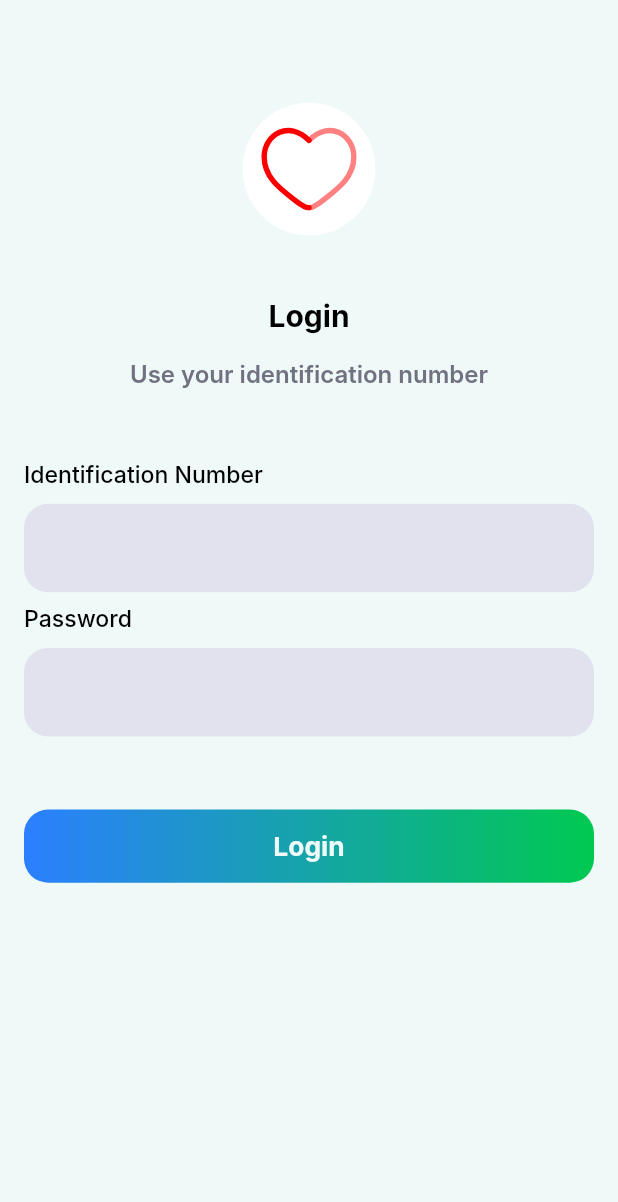
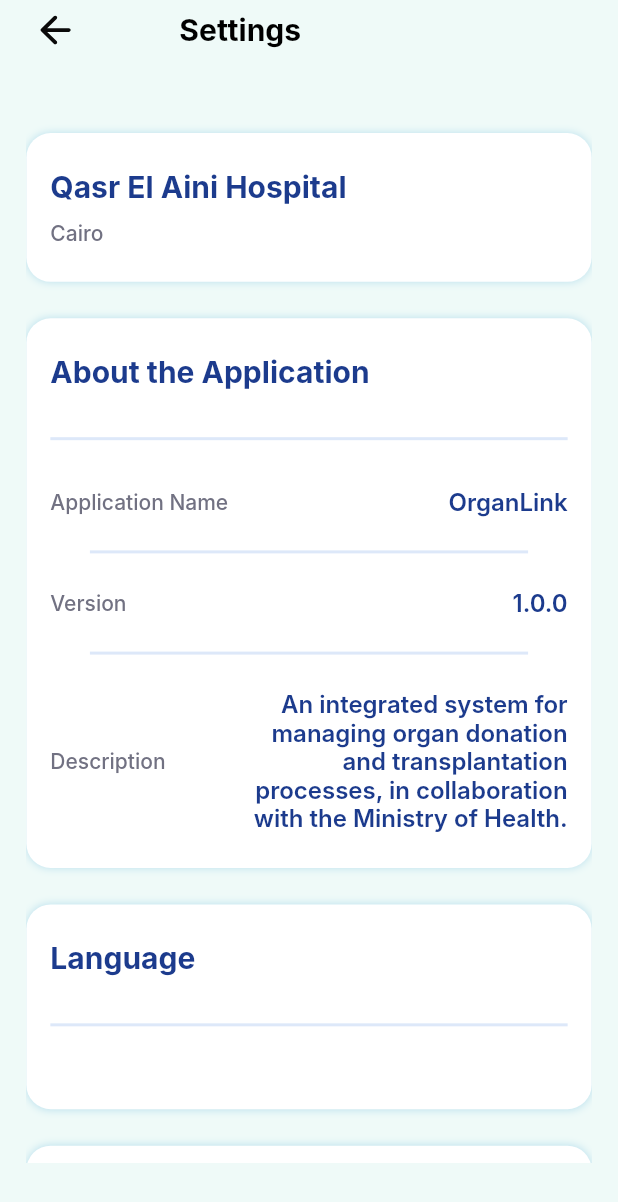
Before and after one commit to MarianAdly21/organ-link, a Flutter app: the screen it shows after launch, on a phone screen of 412 x 824 dp. Shown: the top 1202 px of the screen. Run offline on Flutter 3.47's test engine with Material 3 defaults, Android fonts, the phone set to English and light mode, and no system bars; our stand-ins replace cached_network_image, device_info_plus, dio, dropdown_button2, equatable, flutter_bloc and 10 more; Roboto replaces fonts that are missing (Inter).

Commit message:
done settings screen for user and added Logout Confirmation Dialog screen

```diff
--- a/lib/_core/widgets/base_dialog_widget.dart
+++ b/lib/_core/widgets/base_dialog_widget.dart
@@ -1,4 +1,5 @@
 import 'package:flutter/material.dart';
+import 'package:flutter_screenutil/flutter_screenutil.dart';
 import 'package:organ_link/_core/extensions/screen_sizer_extension.dart';
 import 'package:organ_link/_core/widgets/base_stateful_widget.dart';
 import 'package:organ_link/res/app_colors.dart';
@@ -17,12 +18,12 @@ Future<void> showAppDialog({
         canPop: shouldPopCallback(),
         child: AlertDialog(
           shape: RoundedRectangleBorder(
-            borderRadius: BorderRadius.circular(20),
+            borderRadius: BorderRadius.circular(16),
           ),
-          insetPadding: const EdgeInsets.all(15),
+          insetPadding:  EdgeInsets.all(16.w),
           contentPadding: const EdgeInsets.symmetric(
-            horizontal: 0,
-            vertical: 0,
+            horizontal: 16,
+            vertical: 24,
           ),
           content: dialogWidget,
         ),
@@ -50,7 +51,7 @@ abstract class BaseDialogState<W extends BaseDialogWidget>
         mainAxisSize: MainAxisSize.min,
         crossAxisAlignment: CrossAxisAlignment.end,
         children: [
-          _closeIconWidget(),
+        //  _closeIconWidget(),
           Padding(
             padding: const EdgeInsets.symmetric(horizontal: 35),
             child: baseDialogBuild(context),
--- a/lib/app_router.dart
+++ b/lib/app_router.dart
@@ -5,6 +5,7 @@ import 'package:organ_link/features/user_flow/case_follow_up/screen/case_follow_
 import 'package:organ_link/features/user_flow/home/screen/home_user_screen.dart';
 import 'package:organ_link/features/user_flow/hospital_information/screen/hospital_information_screen.dart';
 import 'package:organ_link/features/user_flow/medical_details/screens/medical_details_screen.dart';
+import 'package:organ_link/features/user_flow/settings/screen/settings_screen.dart';
 
 class AppRouter {
   static final GlobalKey<NavigatorState> mainNavigatorKey =
@@ -17,5 +18,6 @@ class AppRouter {
   MedicalDetailsScreen.routeName:(ctx)=>const MedicalDetailsScreen(),
   CaseFollowUpScreen.routeName:(ctx)=>const CaseFollowUpScreen(),
   HospitalInformationScreen.routeName:(ctx)=>const HospitalInformationScreen(),
+  SettingsScreen.routeName:(ctx)=>const SettingsScreen(),
     };
 }
--- a/lib/features/user_flow/home/screen/home_user_screen.dart
+++ b/lib/features/user_flow/home/screen/home_user_screen.dart
@@ -7,6 +7,7 @@ import 'package:organ_link/_core/widgets/base_stateful_screen_widget.dart';
 import 'package:organ_link/features/user_flow/case_follow_up/screen/case_follow_up_screen.dart';
 import 'package:organ_link/features/user_flow/hospital_information/screen/hospital_information_screen.dart';
 import 'package:organ_link/features/user_flow/medical_details/screens/medical_details_screen.dart';
+import 'package:organ_link/features/user_flow/settings/screen/settings_screen.dart';
 import 'package:organ_link/features/widgets/custom_divider_widget.dart';
 import 'package:organ_link/res/app_asset_paths.dart';
 import 'package:organ_link/res/app_colors.dart';
@@ -134,7 +135,9 @@ class _HomeUserScreenState extends BaseScreenState<HomeUserScreen> {
             SizedBox(width: 16.w),
             Flexible(
               child: _mainCard(
-                onTap: () {},
+                onTap: () {
+                  Navigator.of(context).pushNamed(SettingsScreen.routeName);
+                },
                 icon: AppAssetPaths.settingIcon,
                 title: LocalizationKeys.settings,
                 subTitle: LocalizationKeys.accountManagement,
--- /dev/null
+++ b/lib/features/user_flow/settings/screen/settings_screen.dart
@@ -0,0 +1,300 @@
+import 'package:flutter/material.dart';
+import 'package:flutter_screenutil/flutter_screenutil.dart';
+import 'package:organ_link/_core/extensions/extension_localization.dart';
+import 'package:organ_link/_core/extensions/extension_theme.dart';
+import 'package:organ_link/_core/widgets/base_dialog_widget.dart';
+import 'package:organ_link/_core/widgets/base_stateful_screen_widget.dart';
+import 'package:organ_link/features/user_flow/widget/base_body_scaffold.dart';
+import 'package:organ_link/features/widgets/app_buttons/app_button_with_gradient_colors.dart';
+import 'package:organ_link/features/widgets/app_buttons/app_buttons.dart';
+import 'package:organ_link/features/widgets/container_with_shadow.dart';
+import 'package:organ_link/features/widgets/custom_divider_widget.dart';
+import 'package:organ_link/features/widgets/log_out_Widget.dart';
+import 'package:organ_link/res/app_colors.dart';
+import 'package:organ_link/utils/locale/app_localization_keys.dart';
+
+class SettingsScreen extends BaseStatefulScreenWidget {
+  const SettingsScreen({super.key});
+  static const routeName = "/settings-screen";
+  @override
+  BaseScreenState<BaseStatefulScreenWidget> baseScreenCreateState() =>
+      _SettingsScreenState();
+}
+
+class _SettingsScreenState extends BaseScreenState<SettingsScreen> {
+  @override
+  Widget baseScreenBuild(BuildContext context) {
+    return Scaffold(
+      backgroundColor: AppColors.scaffoldBackground,
+      body: _buildBody(context),
+    );
+  }
+
+  ///////////////////////////////////////////////////////////
+  /////////////////// Helper methods ////////////////////////
+  ///////////////////////////////////////////////////////////
+
+  BaseBodyScaffold _buildBody(BuildContext context) {
+    return BaseBodyScaffold(
+      title: context.translate(LocalizationKeys.settings),
+      onBackTap: () {
+        Navigator.pop(context);
+      },
+      body: Column(
+        crossAxisAlignment: CrossAxisAlignment.stretch,
+        children: [
+          _hospitalName(),
+          _sections(
+            //height: 310.h,
+            paddingAroundContainer: EdgeInsets.symmetric(vertical: 0),
+            title: context.translate(LocalizationKeys.appAbout),
+            body: Column(
+              mainAxisSize: MainAxisSize.min,
+              children: [
+                CustomDividerWidget(verticalPadding: 8),
+                SizedBox(height: 16.h),
+                _rowInfoCard(
+                  divider: true,
+                  title: context.translate(LocalizationKeys.appNameTitle),
+                  subTitle: context.translate(LocalizationKeys.appName),
+                ),
+                _rowInfoCard(
+                  divider: true,
+                  title: context.translate(LocalizationKeys.appVersion),
+                  subTitle: "1.0.0",
+                ),
+                _rowInfoCard(
+                  title: context.translate(LocalizationKeys.appDescription),
+                  subTitle: context.translate(
+                    LocalizationKeys.appFullDescription,
+                  ),
+                ),
+              ],
+            ),
+          ),
+          _sections(
+            title: context.translate(LocalizationKeys.language),
+            body: Column(
+              children: [
+                CustomDividerWidget(verticalPadding: 8),
+                SizedBox(height: 16.h),
+              ],
+            ),
+          ),
+          _sections(
+            //height: 310.h,
+            paddingAroundContainer: EdgeInsets.symmetric(vertical: 0),
+            title: context.translate(LocalizationKeys.support),
+            body: Column(
+              mainAxisSize: MainAxisSize.min,
+              children: [
+                CustomDividerWidget(verticalPadding: 8),
+                SizedBox(height: 16.h),
+                _rowInfoCard(
+                  title: context.translate(LocalizationKeys.email),
+                  subTitle: "support@organlink.health",
+                ),
+                SizedBox(height: 16.h),
+                _rowInfoCard(
+                  title: context.translate(LocalizationKeys.hotline),
+                  subTitle: "92000",
+                ),
+              ],
+            ),
+          ),
+          LogOutWidget(
+            onPressed: () {
+              _logoutConfirmation();
+            },
+            text: context.translate(LocalizationKeys.logout),
+          ),
+        ],
+      ),
+    );
+  }
+
+  Widget _hospitalName() {
+    return ContainerWithShadow(
+      //height: 93.h,
+      child: Padding(
+        padding: const EdgeInsets.symmetric(vertical: 24, horizontal: 16),
+        child: Column(
+          crossAxisAlignment: CrossAxisAlignment.start,
+          mainAxisSize: MainAxisSize.min,
+          children: [
+            FittedBox(
+              fit: BoxFit.scaleDown,
+              child: Text(
+                "Qasr El Aini Hospital",
+                style: context.textTheme.bodyLarge,
+              ),
+            ),
+            SizedBox(height: 10.h),
+            Text(
+              "Cairo",
+              style: context.textTheme.labelMedium!.copyWith(
+                color: AppColors.grayText,
+              ),
+            ),
+          ],
+        ),
+      ),
+    );
+  }
+
+  Widget _sections({
+    double? height,
+    required String title,
+    required Widget body,
+    String? titleOfButton,
+    EdgeInsetsGeometry? paddingAroundContainer,
+    void Function()? onTap,
+  }) {
+    return ContainerWithShadow(
+      height: height,
+      padding: paddingAroundContainer,
+      child: Padding(
+        padding: const EdgeInsets.symmetric(vertical: 24, horizontal: 16),
+        child: Column(
+          crossAxisAlignment: CrossAxisAlignment.start,
+          children: [
+            Text(title, style: context.textTheme.bodyLarge),
+            SizedBox(height: 16.h),
+            body,
+            if (titleOfButton != null) ...[
+              SizedBox(height: 24.h),
+              AppButtonWithGradientColors(text: titleOfButton, onTap: onTap),
+            ],
+          ],
+        ),
+      ),
+    );
+  }
+
+  Widget _rowInfoCard({
+    required String title,
+    bool divider = false,
+    bool isImportant = false,
+    required String subTitle,
+  }) {
+    return Column(
+      children: [
+        Row(
+          mainAxisAlignment: MainAxisAlignment.spaceBetween,
+          children: [
+            Text(
+              title,
+              style: context.textTheme.labelMedium!.copyWith(
+                color: AppColors.grayText,
+              ),
+            ),
+            SizedBox(width: 50.w),
+            Flexible(
+              child: Text(
+                subTitle,
+                textAlign: TextAlign.end,
+                softWrap: true,
+                overflow: TextOverflow.visible,
+                style: context.textTheme.bodyMedium!.copyWith(
+                  fontWeight: FontWeight.w600,
+                  color: isImportant
+                      ? AppColors.importantText
+                      : AppColors.textColor,
+                ),
+              ),
+            ),
+          ],
+        ),
+        divider
+            ? CustomDividerWidget(indent: 24.w, endIndent: 24.w)
+            : SizedBox.shrink(),
+      ],
+    );
+  }
+
+  Future<void> _logoutConfirmation() {
+    return showAppDialog(
+      context: context,
+      dialogWidget: LogoutConfirmationDialogScreen(),
+      shouldPopCallback: () {
+        return true;
+      },
+    );
+  }
+}
+
+class LogoutConfirmationDialogScreen extends BaseDialogWidget {
+  const LogoutConfirmationDialogScreen({super.key});
+
+  @override
+  BaseDialogState<BaseDialogWidget> baseDialogCreateState() =>
+      _LogoutConfirmationDialogScreenState();
+}
+
+class _LogoutConfirmationDialogScreenState
+    extends BaseDialogState<LogoutConfirmationDialogScreen> {
+  @override
+  Widget baseDialogBuild(BuildContext context) {
+    return Column(
+      children: [
+        Text(
+          context.translate(LocalizationKeys.confirmLogoutTitle),
+          style: context.textTheme.bodyLarge,
+        ),
+        SizedBox(height: 8.h),
+        Text(
+          textAlign: TextAlign.center,
+          context.translate(
+            LocalizationKeys.areYouSureYouWantToLogOutOfTheApplication,
+          ),
+          style: context.textTheme.labelMedium!.copyWith(
+            color: AppColors.grayText,
+          ),
+        ),
+        SizedBox(height: 16.h),
+        Row(
+          mainAxisAlignment: MainAxisAlignment.center,
+          children: [
+            _dialogBtn(
+              text: LocalizationKeys.cancel,
+              onTap: () {
+                Navigator.pop(context);
+              },
+              backgroundColor: AppColors.cancelBtnBG,
+              textColor: AppColors.blackText,
+            ),
+            SizedBox(width: 16.w),
+            _dialogBtn(
+              text: LocalizationKeys.confirmLogout,
+              onTap: () {},
+              backgroundColor: AppColors.backgroundForLogoutButton,
+              textColor: Colors.white,
+            ),
+          ],
+        ),
+      ],
+    );
+  }
+
+  Widget _dialogBtn({
+    required String text,
+    required Color? textColor,
+    required Color? backgroundColor,
+    required void Function() onTap,
+  }) {
+    return Expanded(
+      child: AppElevatedButton(
+        onPressed: onTap,
+        color: backgroundColor,
+        padding: EdgeInsets.symmetric(vertical: 16),
+        label: FittedBox(
+          fit: BoxFit.scaleDown,
+          child: Text(
+            context.translate(text),
+            style: context.textTheme.bodyMedium!.copyWith(color: textColor),
+          ),
+        ),
+      ),
+    );
+  }
+}
--- /dev/null
+++ b/lib/features/widgets/log_out_Widget.dart
@@ -0,0 +1,43 @@
+import 'package:flutter/material.dart';
+import 'package:flutter_screenutil/flutter_screenutil.dart';
+import 'package:organ_link/_core/extensions/extension_theme.dart';
+import 'package:organ_link/_core/widgets/base_stateless_widget.dart';
+import 'package:organ_link/features/widgets/app_buttons/app_buttons.dart';
+import 'package:organ_link/res/app_colors.dart';
+
+class LogOutWidget extends BaseStatelessWidget {
+  const LogOutWidget({super.key, required this.text, this.onPressed});
+  final String text;
+  final void Function()? onPressed;
+
+  @override
+  Widget baseBuild(BuildContext context) {
+    return Padding(
+      padding: EdgeInsets.symmetric(vertical: 24.h, horizontal: 2.w),
+      child: Container(
+        //height: 96.h,
+        decoration: BoxDecoration(
+          borderRadius: BorderRadius.circular(16),
+          color: AppColors.backgroundForLogoutContainer,
+          boxShadow: [
+            BoxShadow(color: AppColors.shadowForLogoutContainer, blurRadius: 2),
+          ],
+        ),
+        child: Padding(
+          padding: EdgeInsets.symmetric(vertical: 24.h, horizontal: 16.w),
+          child: AppElevatedButton(
+            onPressed: onPressed,
+            padding: EdgeInsets.symmetric(vertical: 16.h),
+            label: Text(
+              text,
+              style: context.textTheme.bodyMedium!.copyWith(
+                color: Colors.white,
+              ),
+            ),
+            color: AppColors.backgroundForLogoutButton,
+          ),
+        ),
+      ),
+    );
+  }
+}
--- a/lib/main.dart
+++ b/lib/main.dart
@@ -7,6 +7,7 @@ import 'package:flutter_screenutil/flutter_screenutil.dart';
 import 'package:organ_link/apis/_base/dio_api_manager.dart';
 import 'package:organ_link/app_router.dart';
 import 'package:organ_link/features/splash/splash_screen.dart';
+import 'package:organ_link/features/user_flow/settings/screen/settings_screen.dart';
 import 'package:organ_link/preferences/preferences_manager.dart';
 import 'package:get_it/get_it.dart';
 import 'package:organ_link/utils/bloc_observer/app_bloc_observer.dart';
@@ -119,7 +120,8 @@ class _OrganLinkState extends State<OrganLink> {
                       navigatorKey: AppRouter.mainNavigatorKey,
 
                       routes: AppRouter.routes,
-                      home: const SplashScreen(),
+                      home: const SettingsScreen(),
+                      //const SplashScreen(),
                     ),
                   );
                 },
--- a/lib/res/app_colors.dart
+++ b/lib/res/app_colors.dart
@@ -40,6 +40,7 @@ class AppColors {
   static const _colonialWhite = Color(0xffFFEDB8);
   static const _salomieApprox = Color(0xffFFE186);
   static const _redSolid = Color(0xffFF0000);
+  static const _guardsmanRed = Color(0xffC60000);
   static const _provincialPinkApprox = Color(0xffFEF2F2);
   static const _scienceBlueApprox = Color(0xff0861D7);
   static const _botticelliApprox = Color(0xffD9E2ED);
@@ -188,4 +189,9 @@ class AppColors {
   /// Progress Summery card
   static const progressContainerBG = _scienceBlueApprox;
   static const progressBarBG = _botticelliApprox;
+
+  static const backgroundForLogoutContainer = _provincialPinkApprox;
+  static const backgroundForLogoutButton = _guardsmanRed;
+  static const shadowForLogoutContainer = _redSolid;
+  static const cancelBtnBG = _titanWhite;
 }
--- a/lib/utils/locale/app_localization_keys.dart
+++ b/lib/utils/locale/app_localization_keys.dart
@@ -90,6 +90,19 @@ static const operatingRoom="operating_room";
 static const arrivalTime= "arrival_time";
 static const medicalTeam= "medical_team";
 static const expertTeam = "medical_team";
+static const appAbout=  "about_app";
+static const appNameTitle=  "app_name_title";
+static const appVersion=  "app_version";
+static const appDescription=  "app_description";
+static const appFullDescription= "app_full_description";
+static const support=  "support";
+static const hotline= "hotline";
+static const logout ="logout";
+static const language ="language";
+static const confirmLogoutTitle="logout_confirmation_title";
+static const areYouSureYouWantToLogOutOfTheApplication= "logout_confirmation_message";
+static const cancel="cancel";
+static const confirmLogout="confirm_logout";
 
 
 }
```
Also changed, not shown: locale/ar.json (+17 -1 lines), locale/en.json (+14 -1 lines).
